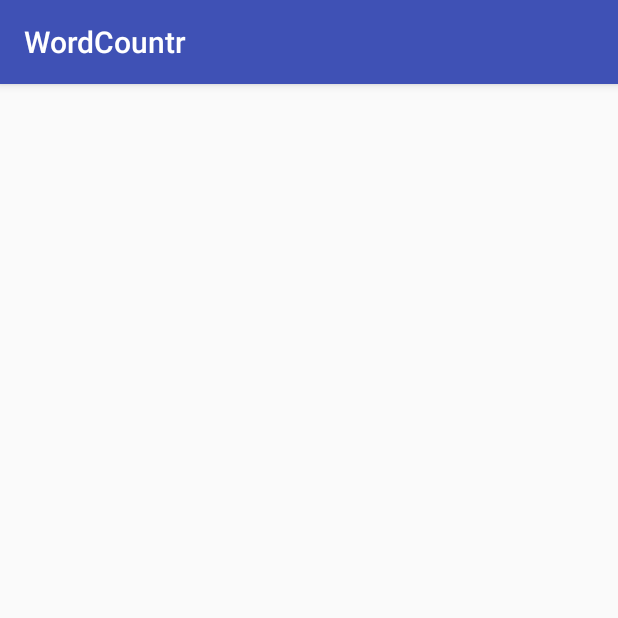
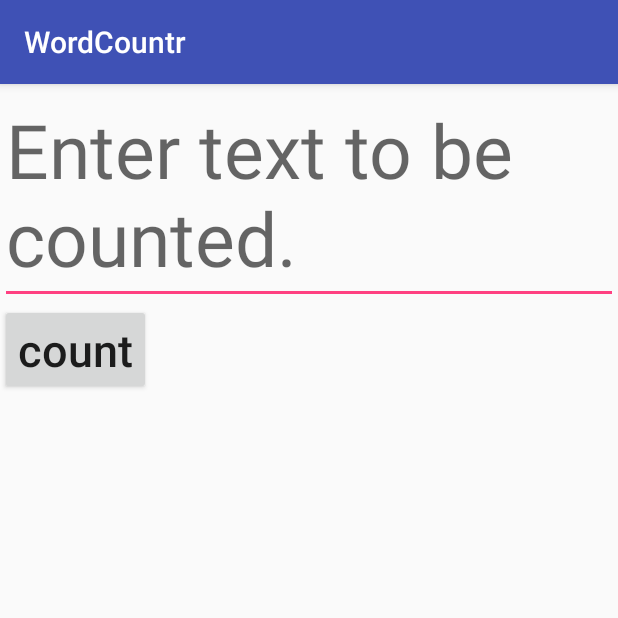
Before and after one commit to ballbob/week07_day2_homework, an Android app: the screen it shows after launch (WordCountrActivity), on a phone screen of 412 x 824 dp, the top half of it. Run offline under Robolectric (Android 15) with nearby library versions, the phone set to English and light mode, and no system bars; 1 statement that could not run was skipped.

Commit message:
Created WordCountrActivity, the main page.

```diff
--- a/app/src/main/java/com/codeclan/wordcountr/WordCountrActivity.java
+++ b/app/src/main/java/com/codeclan/wordcountr/WordCountrActivity.java
@@ -2,10 +2,14 @@ package com.codeclan.wordcountr;
 
 import android.support.v7.app.AppCompatActivity;
 import android.os.Bundle;
+import android.widget.Button;
+import android.widget.EditText;
 import android.widget.TextView;
 
 public class WordCountrActivity extends AppCompatActivity {
 
+    EditText textToBeCounted;
+    Button countButton;
     TextView enteredText;
     TextView wordCount;
 
@@ -14,6 +18,7 @@ public class WordCountrActivity extends AppCompatActivity {
         super.onCreate(savedInstanceState);
         setContentView(R.layout.activity_word_countr);
 
+        textToBeCounted = (EditText)findViewById(R.id.text_to_be_counted)
 
     }
 }
--- a/app/src/main/res/layout/activity_word_countr.xml
+++ b/app/src/main/res/layout/activity_word_countr.xml
@@ -1,9 +1,28 @@
 <?xml version="1.0" encoding="utf-8"?>
-<android.support.constraint.ConstraintLayout xmlns:android="http://schemas.android.com/apk/res/android"
+<RelativeLayout xmlns:android="http://schemas.android.com/apk/res/android"
     xmlns:app="http://schemas.android.com/apk/res-auto"
     xmlns:tools="http://schemas.android.com/tools"
     android:layout_width="match_parent"
     android:layout_height="match_parent"
     tools:context="com.codeclan.wordcountr.WordCountrActivity">
 
-</android.support.constraint.ConstraintLayout>
+    <EditText
+        android:id="@+id/text_to_be_counted"
+        android:layout_width="wrap_content"
+        android:layout_height="wrap_content"
+        android:hint="Enter text to be counted."
+        android:textSize="50dp"/>
+
+    <Button
+        android:layout_below="@id/text_to_be_counted"
+        android:id="@+id/countButton"
+        android:layout_width="wrap_content"
+        android:layout_height="wrap_content"
+        android:textAllCaps="false"
+        android:textSize="30dp"
+        android:text="count"
+        android:layout_gravity="center"
+        android:onClick="onCountButtonClicked"
+        />
+
+</RelativeLayout>
--- a/app/src/main/res/values/strings.xml
+++ b/app/src/main/res/values/strings.xml
@@ -1,3 +1,5 @@
 <resources>
     <string name="app_name">WordCountr</string>
+    <string name="text_entry">Enter text.</string>
+    <string name="button">Word count</string>
 </resources>
```
